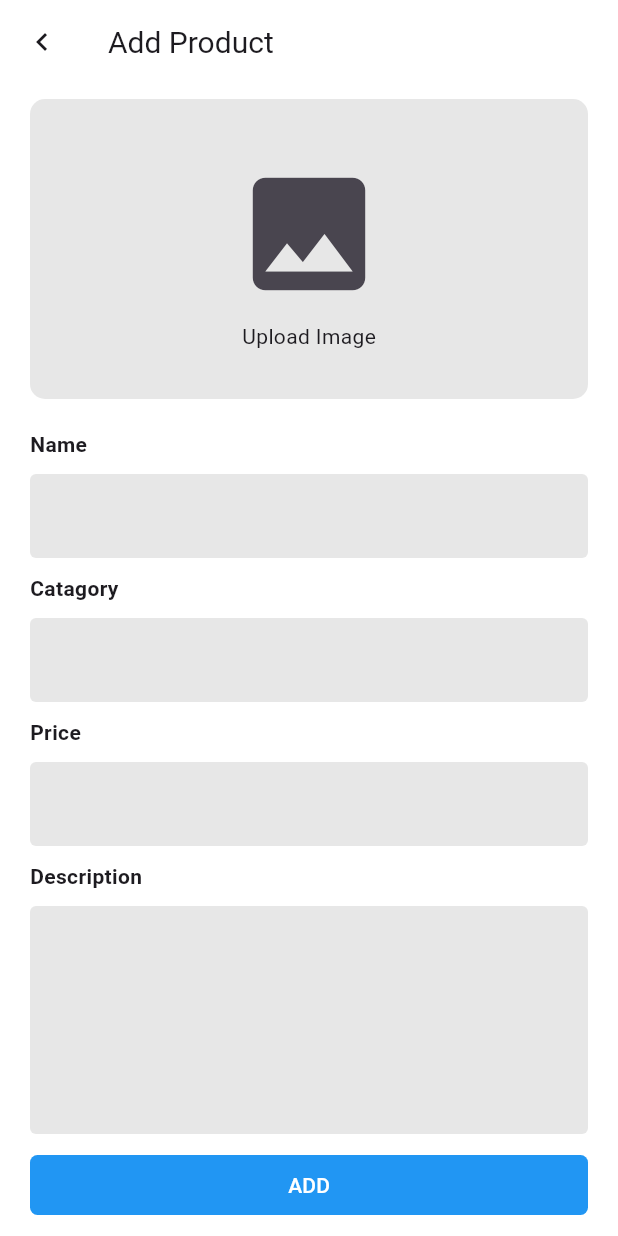
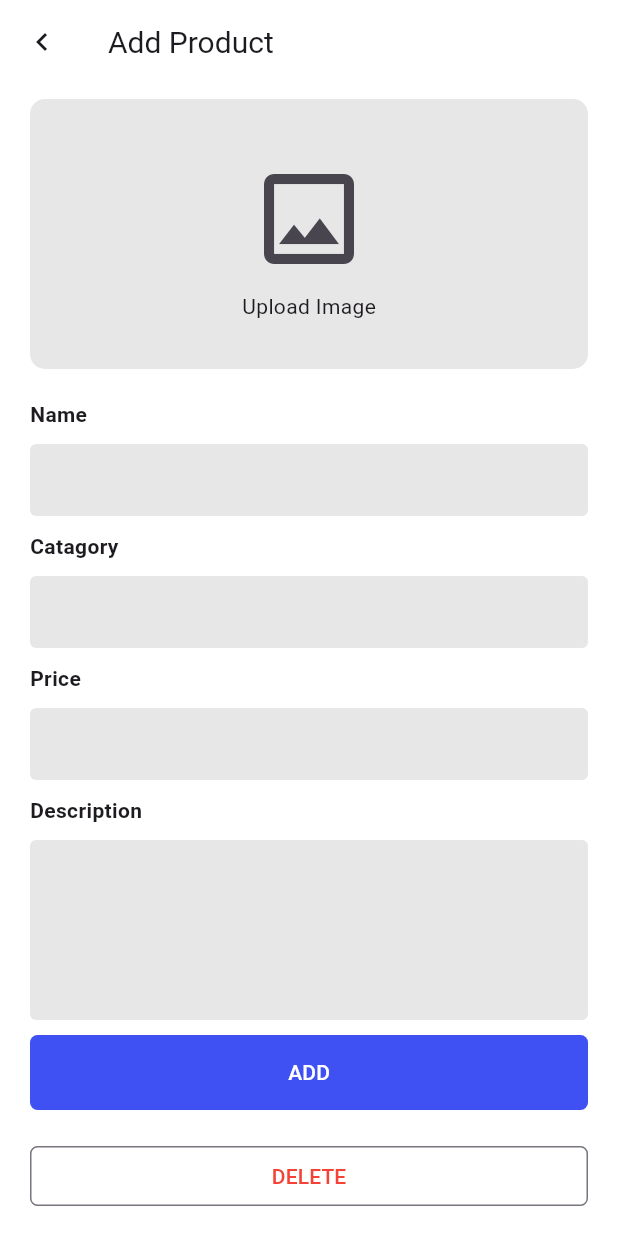
Before and after one commit to chera-mihiretu/2024-internship-mobile-tasks, a Flutter app: the MainPage screen opened by its route, on a phone screen of 412 x 824 dp. Run offline on Flutter 3.47's test engine with Material 3 defaults, Android fonts, the phone set to English and light mode, and no system bars.

Commit message:
Task 6 finish

```diff
--- a/on-boarding/intern_project/lib/MainPage.dart
+++ b/on-boarding/intern_project/lib/MainPage.dart
@@ -1,5 +1,6 @@
 import 'package:flutter/material.dart';
-import 'package:intern_project/components/Buttons.dart';
+import 'package:intern_project/components/buttons.dart';
+import 'package:intern_project/components/bars.dart';
 import 'components/inputs.dart';
 
 class MainPage extends StatefulWidget {
@@ -10,30 +11,17 @@ class MainPage extends StatefulWidget {
   State<StatefulWidget> createState() => _MainPageState();
 }
 
-class _MainPageState extends State<MainPage> {
-  final TextEditingController name_contriol = TextEditingController();
-  final TextEditingController catagory_contriol = TextEditingController();
-  final TextEditingController price_contriol = TextEditingController();
-  final TextEditingController desc_contriol = TextEditingController();
+class _MainPageState extends State<MainPage> with AppBars{
+  final TextEditingController nameControl = TextEditingController();
+  final TextEditingController catagoryControl = TextEditingController();
+  final TextEditingController priceControl = TextEditingController();
+  final TextEditingController descControl = TextEditingController();
 
   @override
   Widget build(BuildContext context) {
     return Scaffold(
       backgroundColor: Colors.white,
-      appBar: AppBar(
-        backgroundColor: Colors.white,
-        leading: IconButton(
-          onPressed: () {},
-          icon: const Icon(
-            Icons.chevron_left,
-          ),
-        ),
-        title: const Text(
-          "Add Product",
-          style: TextStyle(fontSize: 20),
-          textDirection: TextDirection.rtl,
-        ),
-      ),
+      appBar: normalAppBar("Add Product", (){}),
       body: SafeArea(
         child: SingleChildScrollView(
           child: Column(
@@ -42,7 +30,7 @@ class _MainPageState extends State<MainPage> {
                 alignment: Alignment.center,
                 children: [
                   Container(
-                    height: 200,
+                    height: 180,
                     margin: const EdgeInsets.symmetric(
                       horizontal: 20,
                       vertical: 10,
@@ -57,8 +45,8 @@ class _MainPageState extends State<MainPage> {
                       IconButton(
                         onPressed: () {},
                         icon: const Icon(
-                          Icons.image,
-                          size: 100,
+                          Icons.image_outlined,
+                          size: 80,
                         ),
                       ),
                       const Text("Upload Image")
@@ -68,33 +56,33 @@ class _MainPageState extends State<MainPage> {
               ),
               CostumInput(
                 hint: "",
-                control: name_contriol,
+                control: nameControl,
                 text: "Name",
               ),
               CostumInput(
                 hint: "",
-                control: catagory_contriol,
+                control: catagoryControl,
                 text: "Catagory",
               ),
               CostumInput(
                 hint: "",
-                control: price_contriol,
+                control: priceControl,
                 text: "Price",
               ),
               CostumInput(
                 hint: "",
-                control: desc_contriol,
+                control: descControl,
                 text: "Description",
                 maxLine: 5,
               ),
               Row(
                 children: [
-                  FillCustomButton(press: (){}, label: "ADD")
+                  Expanded(child: FillCustomButton(press: (){}, label: "ADD"))
                 ],
               ),
               Row(
                 children: [
-                  OutlineCustomButton(press: (){}, label: "DELETE")
+                  Expanded(child: OutlineCustomButton(press: (){}, label: "DELETE"))
                 ],
               ),
             ],
--- a/on-boarding/intern_project/lib/components/Buttons.dart
+++ /dev/null
@@ -1,52 +0,0 @@
-
-import 'package:flutter/material.dart';
-
-class FillCustomButton extends StatelessWidget {
-  final VoidCallback press;
-  final String label;
-  FillCustomButton({required this.press, required this.label});
-  @override
-  Widget build(BuildContext context) {
-    return Expanded(
-      child: Padding(
-        padding:
-        const EdgeInsets.symmetric(horizontal: 20, vertical: 10),
-        child: FilledButton(
-          onPressed: press,
-          style: FilledButton.styleFrom(
-              backgroundColor: Colors.blue,
-              shape: RoundedRectangleBorder(
-                  borderRadius: BorderRadius.circular(5))),
-          child:  Text(label),
-        ),
-      ),
-    );
-  }
-}
-
-class OutlineCustomButton extends StatelessWidget{
-  final VoidCallback press;
-  final String label;
-  OutlineCustomButton({required this.press, required this.label});
-  @override
-  Widget build(BuildContext context) {
-    return Expanded(
-      child: Padding(
-        padding:
-        const EdgeInsets.symmetric(horizontal: 20, vertical: 10),
-        child: OutlinedButton(
-          onPressed: () {},
-          style: FilledButton.styleFrom(
-            foregroundColor: Colors.red,
-            shape: RoundedRectangleBorder(
-              borderRadius: BorderRadius.circular(5),
-            ),
-          ),
-          child: Text(label),
-        ),
-      ),
-    );
-  }
-
-
-}
--- /dev/null
+++ b/on-boarding/intern_project/lib/components/bars.dart
@@ -0,0 +1,20 @@
+import 'package:flutter/material.dart';
+
+mixin AppBars {
+ AppBar normalAppBar (String title, VoidCallback onPressed){
+   return AppBar(
+     backgroundColor: Colors.white,
+     leading: IconButton(
+       onPressed: onPressed,
+       icon: const Icon(
+         Icons.chevron_left,
+       ),
+     ),
+     title:  Text(
+       title,
+       style: const TextStyle(fontSize: 20),
+       textDirection: TextDirection.rtl,
+     ),
+   );
+ }
+}
--- /dev/null
+++ b/on-boarding/intern_project/lib/components/buttons.dart
@@ -0,0 +1,50 @@
+import 'package:flutter/material.dart';
+import 'package:intern_project/constants.dart';
+
+class FillCustomButton extends StatelessWidget {
+  final VoidCallback press;
+  final String label;
+  const FillCustomButton({super.key,required this.press, required this.label});
+  @override
+  Widget build(BuildContext context) {
+    return Padding(
+      padding:
+      const EdgeInsets.symmetric(horizontal: 20, vertical: 10),
+      child: FilledButton(
+        onPressed: press,
+        style: FilledButton.styleFrom(
+            padding: const EdgeInsets.all(15) ,
+            backgroundColor: AppConstants.blueColor,
+            shape: RoundedRectangleBorder(
+
+                borderRadius: BorderRadius.circular(5))),
+        child:  Text(label),
+      ),
+    );
+  }
+}
+
+class OutlineCustomButton extends StatelessWidget{
+  final VoidCallback press;
+  final String label;
+  const OutlineCustomButton({super.key, required this.press, required this.label});
+  @override
+  Widget build(BuildContext context) {
+    return Padding(
+      padding:
+      const EdgeInsets.symmetric(horizontal: 20, vertical: 10),
+      child: OutlinedButton(
+        onPressed: () {},
+        style: FilledButton.styleFrom(
+          foregroundColor: Colors.red,
+          shape: RoundedRectangleBorder(
+            borderRadius: BorderRadius.circular(5),
+          ),
+        ),
+        child: Text(label),
+      ),
+    );
+  }
+
+
+}
--- a/on-boarding/intern_project/lib/components/inputs.dart
+++ b/on-boarding/intern_project/lib/components/inputs.dart
@@ -1,9 +1,12 @@
 import 'package:flutter/material.dart';
+import 'package:intern_project/constants.dart';
 
 class CostumInput extends StatelessWidget {
   final String hint;
   final String text;
   final TextEditingController control;
+  final Color? fillColor;
+  final Color? borderColor;
   final int maxLine;
 
   const CostumInput(
@@ -11,6 +14,8 @@ class CostumInput extends StatelessWidget {
       required this.hint,
       required this.control,
       required this.text,
+      this.fillColor,
+      this.borderColor,
       this.maxLine = 1});
 
   @override
@@ -18,7 +23,6 @@ class CostumInput extends StatelessWidget {
     return Column(
       crossAxisAlignment: CrossAxisAlignment.start,
       children: [
-
         Padding(
           padding: const EdgeInsets.symmetric(vertical: 10, horizontal: 20),
           child: Text(
@@ -32,17 +36,26 @@ class CostumInput extends StatelessWidget {
             controller: control,
             maxLines: maxLine,
             decoration: InputDecoration(
-              fillColor: const Color.fromARGB(255, 231, 231, 231),
+              contentPadding: EdgeInsets.zero,
+              fillColor: (fillColor == null)
+                  ? AppConstants.greyColor
+                  : fillColor,
               filled: true,
               border: OutlineInputBorder(
                 borderRadius: BorderRadius.circular(10),
               ),
-              enabledBorder: const OutlineInputBorder(
-                borderSide: BorderSide(color: Colors.transparent),
+              enabledBorder:  OutlineInputBorder(
+                borderSide: BorderSide(color: (borderColor == null)
+                    ?  Colors.transparent
+                    : borderColor!,),
               ),
-              focusedBorder: const OutlineInputBorder(
-                borderSide: BorderSide(color: Color.fromARGB(255, 196, 196, 196))
-              )
+              focusedBorder: OutlineInputBorder(
+                borderSide: BorderSide(
+                  color: (borderColor == null)
+                      ? AppConstants.greyColor
+                      : borderColor!,
+                ),
+              ),
             ),
           ),
         ),
@@ -50,3 +63,45 @@ class CostumInput extends StatelessWidget {
     );
   }
 }
+
+class SearchInput extends StatelessWidget {
+  final String hint;
+  final TextEditingController control;
+  final VoidCallback search;
+
+  const SearchInput({
+    super.key,
+    required this.hint,
+    required this.control,
+    required this.search,
+  });
+
+  @override
+  Widget build(BuildContext context) {
+    return Padding(
+      padding: const EdgeInsets.symmetric(horizontal: 20, vertical: 20),
+      child: TextField(
+        controller: control,
+        decoration: InputDecoration(
+            suffixIcon: IconButton(
+                onPressed: search,
+                icon: Icon(
+                  Icons.arrow_forward,
+                  color: AppConstants.blueColor,
+                )),
+            fillColor: Colors.white,
+            filled: true,
+            border: OutlineInputBorder(
+              borderRadius: BorderRadius.circular(10),
+            ),
+            hintText: hint,
+            enabledBorder: OutlineInputBorder(
+              borderSide: BorderSide(color: AppConstants.greyColor),
+            ),
+            focusedBorder: const OutlineInputBorder(
+                borderSide:
+                    BorderSide(color: Color.fromARGB(255, 196, 196, 196)))),
+      ),
+    );
+  }
+}
--- a/on-boarding/intern_project/lib/constants.dart
+++ b/on-boarding/intern_project/lib/constants.dart
@@ -6,6 +6,6 @@ class AppConstants {
   static Color blueColor = const Color.fromARGB(255, 63, 81, 243);
   static Color redColor = const Color.fromARGB(255, 255, 19, 19);
   static Color yellowColor = const Color.fromARGB(255, 255, 215, 0);
-  static Color greyColor = const Color.fromARGB(255, 204, 204, 204);
+  static Color greyColor = const Color.fromARGB(255, 231, 231, 231);
   static Color darkGreyColor = const Color.fromARGB(255, 170, 170, 170);
 }
--- a/on-boarding/intern_project/lib/main.dart
+++ b/on-boarding/intern_project/lib/main.dart
@@ -2,6 +2,7 @@ import 'package:flutter/material.dart';
 import 'package:intern_project/MainPage.dart';
 import 'package:intern_project/product_list.dart';
 import 'package:intern_project/product_page.dart';
+import 'package:intern_project/search_product.dart';
 
 void main() {
   runApp(const MyApp());
@@ -22,8 +23,9 @@ class MyApp extends StatelessWidget {
         MainPage.routes: (context) => const MainPage(),
         SingleProduct.routes: (context) => const SingleProduct(),
         ProductList.routes : (context) => const ProductList(),
+        SearchProduct.routes : (context) => const SearchProduct(),
       },
-      initialRoute: ProductList.routes,
+      initialRoute: MainPage.routes,
     );
   }
 }
--- a/on-boarding/intern_project/lib/product_page.dart
+++ b/on-boarding/intern_project/lib/product_page.dart
@@ -1,7 +1,7 @@
 import 'package:flutter/material.dart';
 import 'package:intern_project/constants.dart';
 
-import 'components/Buttons.dart';
+import 'components/buttons.dart';
 
 class SingleProduct extends StatefulWidget {
   const SingleProduct({super.key});
@@ -29,7 +29,7 @@ class _SingleProduct extends State<SingleProduct> {
                    AppConstants.imageUrl),
                 SafeArea(
                   child: Padding(
-                    padding: EdgeInsets.all(10),
+                    padding: const EdgeInsets.all(10),
                     child: IconButton(
                       onPressed: () {},
                       icon: const Icon(
@@ -111,7 +111,7 @@ class _SingleProduct extends State<SingleProduct> {
                 ),
               ),
             ),
-            Container(
+            SizedBox(
               width: mediaQuery.size.width,
               height: 75,
               child: Padding(
```
Also changed, not shown: on-boarding/intern_project/lib/components/common_components.dart (+25 -7 lines), on-boarding/intern_project/lib/product_list.dart (+14 -12 lines), on-boarding/intern_project/lib/search_product.dart (added, +129 -0 lines).
